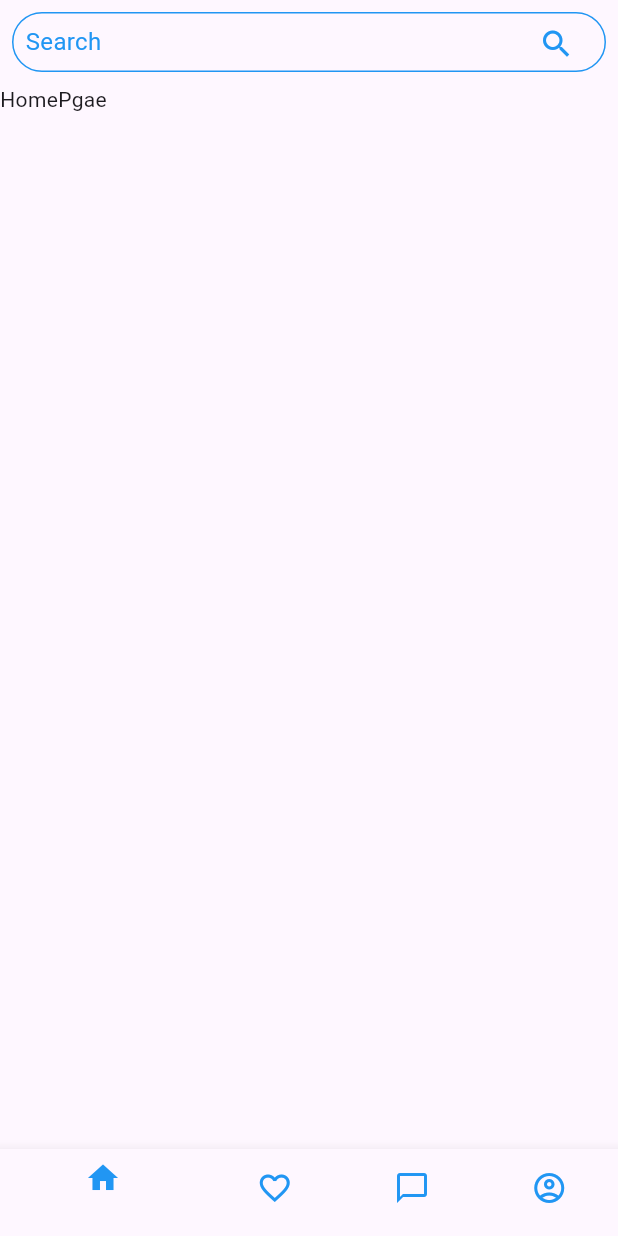
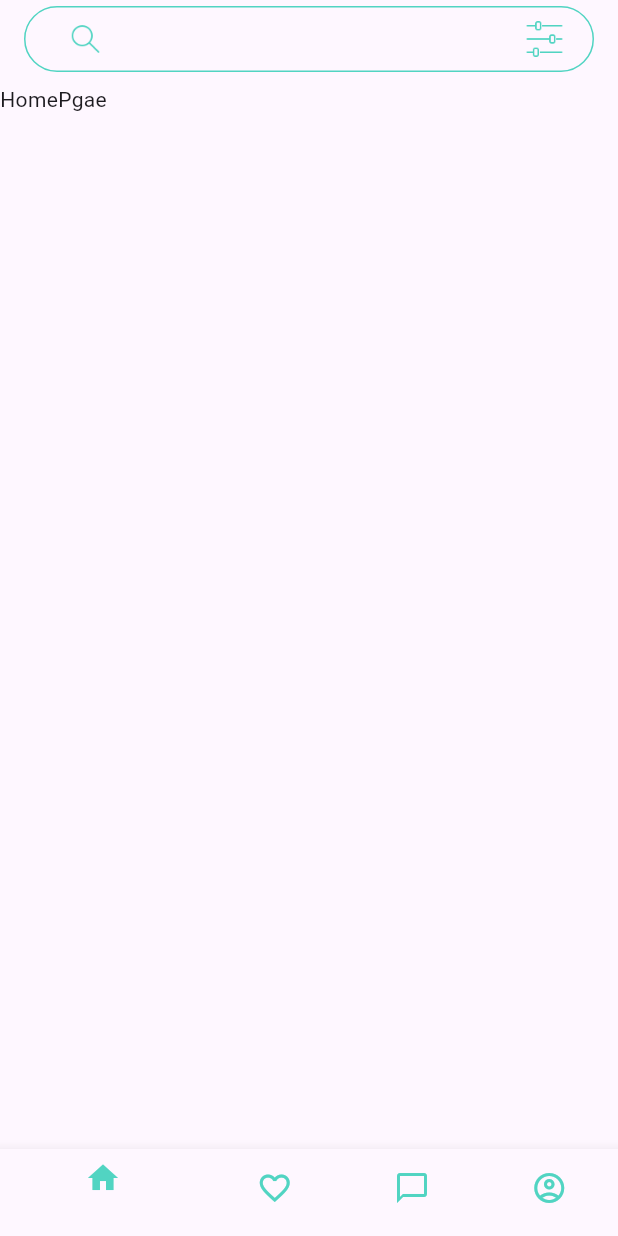
Before and after one commit to sezal321/Project_6, a Flutter app: the screen it shows after launch, on a phone screen of 412 x 824 dp. Run offline on Flutter 3.47's test engine with Material 3 defaults, Android fonts, the light colour scheme and no system bars.

Commit message:
version-2 Ayush version-2

```diff
--- a/lib/bottom_nav_bar.dart
+++ b/lib/bottom_nav_bar.dart
@@ -1,5 +1,8 @@
 import 'package:flutter/material.dart';
+import 'package:project6/features/chats.dart';
+import 'package:project6/features/favorite.dart';
 import 'package:project6/features/homepage.dart';
+import 'package:project6/features/profile.dart';
 
 class Bottomnavbar extends StatefulWidget {
   const Bottomnavbar({super.key});
@@ -13,6 +16,10 @@ class _BottomnavbarState extends State<Bottomnavbar> {
 
   @override
   Widget build(BuildContext context) {
+    int red=81;
+    int green=212;
+    int blue=194;
+    Color mycolor =Color.fromARGB(255, red, green, blue);
     return Scaffold(
 
       body: bottomnavBody(bottomNavIndex),
@@ -21,27 +28,27 @@ class _BottomnavbarState extends State<Bottomnavbar> {
 
           BottomNavigationBarItem(
 
-            activeIcon: Icon(Icons.home,color: Colors.blue),
-            icon: Icon(Icons.home_outlined,color: Colors.blue),
+            activeIcon: Icon(Icons.home,color:mycolor),
+            icon: Icon(Icons.home_outlined,color: mycolor),
             label: 'home',
           ),
 
           BottomNavigationBarItem(
-            activeIcon: Icon(Icons.favorite,color: Colors.blue),
-            icon: Icon(Icons.favorite_border,color: Colors.blue),
+            activeIcon: Icon(Icons.favorite,color:mycolor),
+            icon: Icon(Icons.favorite_border,color: mycolor),
             label: 'favorite',
           ),
 
           BottomNavigationBarItem(
-            activeIcon: Icon(Icons.chat_bubble,color: Colors.blue),
-            icon: Icon(Icons.chat_bubble_outline,color: Colors.blue),
+            activeIcon: Icon(Icons.chat_bubble,color: mycolor),
+            icon: Icon(Icons.chat_bubble_outline,color: mycolor),
             label: 'Chat',
           ),
 
 
           BottomNavigationBarItem(
-            activeIcon: Icon(Icons.account_circle_rounded,color: Colors.blue),
-            icon: Icon(Icons.account_circle_outlined,color: Colors.blue),
+            activeIcon: Icon(Icons.account_circle_rounded,color:mycolor),
+            icon: Icon(Icons.account_circle_outlined,color: mycolor),
             label: 'profile',
           ),
 
@@ -65,11 +72,11 @@ class _BottomnavbarState extends State<Bottomnavbar> {
       case 0:
         return Homepage();
       case 1:
-        return Text('liked');
+        return Favorite();
       case 2:
-        return Text('chat');
+        return Chats();
       default:
-        return Text('profile');
+        return Profile();
 
     }
   }
--- a/lib/features/homepage.dart
+++ b/lib/features/homepage.dart
@@ -1,4 +1,5 @@
 import 'package:flutter/material.dart';
+import 'package:project6/features/sub_route/filter.dart';
 
 class Homepage extends StatefulWidget {
   const Homepage({super.key});
@@ -10,6 +11,11 @@ class Homepage extends StatefulWidget {
 class _HomepageState extends State<Homepage> {
   @override
   Widget build(BuildContext context) {
+    int red=81;
+    int green=212;
+    int blue=194;
+    Color mycolor =Color.fromARGB(255, red, green, blue);
+
     return Scaffold(
 
       appBar: AppBar
@@ -18,7 +24,6 @@ class _HomepageState extends State<Homepage> {
         [
         Expanded(
           child: GestureDetector(
-
             onTap: () {
               showSearch(
                 context: context,
@@ -27,31 +32,36 @@ class _HomepageState extends State<Homepage> {
             },
 
             child: Container(
+
               decoration: BoxDecoration(
                 borderRadius: BorderRadius.circular(24.0),
-                border: Border.all(color: Colors.blue),
+                border: Border.all(color: mycolor),
               ),
-              margin: EdgeInsets.all(8.0),
+              margin: EdgeInsets.only(left: 16.0,right: 16.0,top: 4.0,bottom: 8.0),
               child:
               Row(
                 mainAxisAlignment: MainAxisAlignment.spaceBetween,
                 children: [
                   Padding(
-                    padding: EdgeInsets.only(left: 8.0),
-                    child: Text(
-                      'Search',
-                       style: TextStyle(
-                         color: Colors.blue,
-                        fontSize: 16.0,
-                       ),
+                    padding: EdgeInsets.only(left: 16.0),
+                    child: IconButton(
+                      icon: Image.asset('assets/icons/search_icon.png',color: mycolor,),
+                      onPressed: null,
                     ),
                   ),
 
                   Padding(
                     padding: EdgeInsets.only(right: 8.0),
                     child: IconButton(
-                      icon: Icon(Icons.search,color: Colors.blue),
-                      onPressed: null,
+                     icon: Image.asset('assets/icons/filter_icon.png',color: mycolor,),
+                      onPressed: ()
+                      {
+                       Navigator.push
+                         (
+                         context,
+                        MaterialPageRoute(builder: (context)=>Filter()),
+                       );
+                     }
                     ),
                   ),
                 ],
@@ -86,11 +96,13 @@ class CustomSearchDelegate extends SearchDelegate{
     'Raspberries',
   ];
 
+
   @override
   List<Widget> buildActions(BuildContext context){
+
     return[
       IconButton(
-          icon: const Icon(Icons.clear),
+          icon: const Icon(Icons.clear,color: Color.fromARGB(255, 81, 212, 194)),
            onPressed: () {
           query = '';
           },
@@ -101,7 +113,7 @@ class CustomSearchDelegate extends SearchDelegate{
   @override
   Widget buildLeading(BuildContext context){
     return IconButton(
-        icon: const Icon(Icons.arrow_back),
+        icon: const Icon(Icons.arrow_back,color:Color.fromARGB(255, 81, 212, 194),),
         onPressed: () {
           close(context, null);
         },
@@ -126,7 +138,10 @@ class CustomSearchDelegate extends SearchDelegate{
         var result = matchQuery[index];
 
           return ListTile(
-          title: Text(result),
+          title: Text(
+              result,
+            style: TextStyle(color:Color.fromARGB(255, 81, 212, 194),),
+          ),
             );
          }
         );
@@ -150,7 +165,11 @@ class CustomSearchDelegate extends SearchDelegate{
           var result = matchQuery[index];
 
           return ListTile(
-            title: Text(result),
+            title: Text(
+              result,
+              style: TextStyle(color:Color.fromARGB(255, 81, 212, 194),),
+
+            ),
           );
         }
     );
--- a/lib/main.dart
+++ b/lib/main.dart
@@ -17,6 +17,11 @@ class MyApp extends StatelessWidget {
       theme: ThemeData(
         colorScheme: ColorScheme.fromSeed(seedColor: Colors.deepPurple),
         useMaterial3: true,
+        textTheme: TextTheme(
+            titleLarge: TextStyle(
+              color:Color.fromARGB(255, 81, 212, 194),
+            ),
+        ),
       ),
       home: Bottomnavbar(),
     );
--- a/pubspec.yaml
+++ b/pubspec.yaml
@@ -59,6 +59,7 @@ flutter:
   uses-material-design: true
   assets:
     - assets/
+    - assets/icons/
 
   # To add assets to your application, add an assets section, like this:
   # assets:
```
Also changed, not shown: lib/features/profile.dart (+114 -4 lines), lib/features/sub_route/filter.dart (added, +19 -0 lines), lib/features/sub_route/forgot_password.dart (added, +17 -0 lines), assets/icons/filter_icon.png (added), assets/icons/search_icon.png (added).
